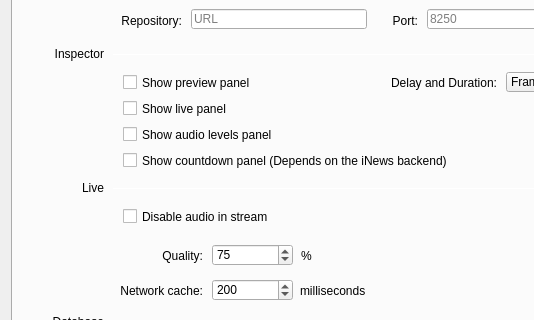
CasparCG/client, file src/Widgets/SettingsDialog.ui: the form before one commit; both pictures show x 0 to 534 and y 409 to 729 of the 700 by 906 pixel window.
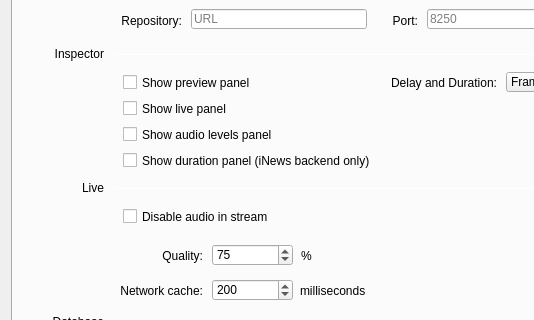
The form after the commit.

What changed in the file:
```diff
--- a/src/Widgets/SettingsDialog.ui
+++ b/src/Widgets/SettingsDialog.ui
@@ -843,7 +843,7 @@
       <enum>Qt::NoFocus</enum>
      </property>
      <property name="text">
-      <string>Show countdown panel (Depends on the iNews backend)</string>
+      <string>Show duration panel (iNews backend only)</string>
      </property>
     </widget>
    </widget>
```
Left out of the diff: 14 changed lines with no effect on the pictures.
